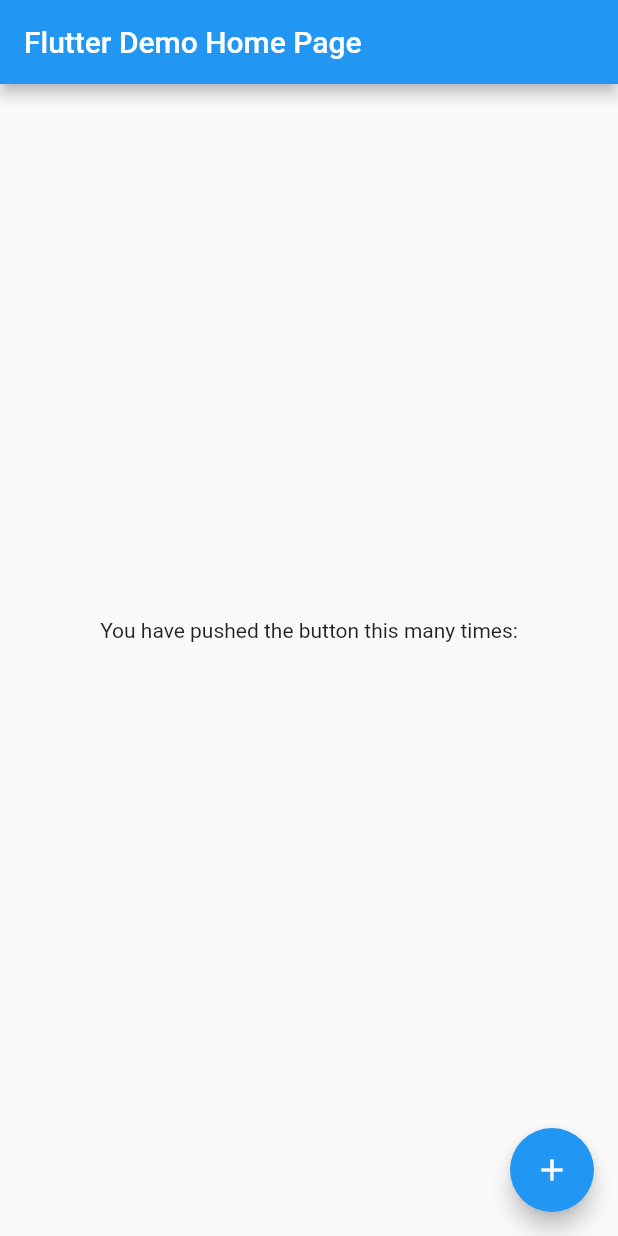
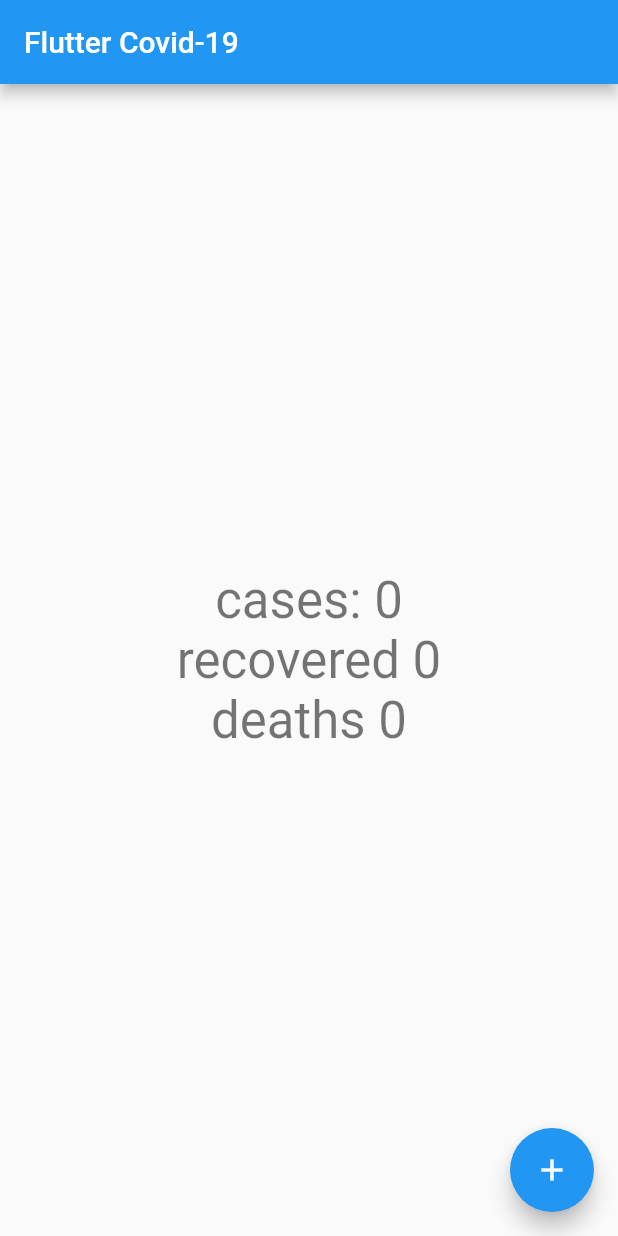
Before and after one commit to jordisabat/CovidTrackerApp, a Flutter app: the MyHomePage screen opened directly, after a tap on the "add" icon, on a phone screen of 412 x 824 dp. Run offline on Flutter 3.47's test engine with Material 2 defaults, Android fonts, the phone set to English and light mode, and no system bars; network calls fail.

Commit message:
Added queries

```diff
--- a/lib/app/services/api.dart
+++ b/lib/app/services/api.dart
@@ -1,6 +1,14 @@
 import 'package:flutter/foundation.dart';
 
 import 'api_keys.dart';
+
+enum Endpoint {
+  cases,
+  casesSuspected,
+  casesConfirmed,
+  deaths,
+  recovered,
+}
 
 class API {
   API({@required this.apiKey});
@@ -19,4 +27,22 @@ class API {
         path: 'token',
         queryParameters: {'grant_type': 'client_credentials'},
       );
+
+  Uri endpointUri(Endpoint endpoint) => Uri(
+        scheme: 'https',
+        host: host,
+        port: port,
+        path: '$basePath/${_paths[endpoint]}', //cases?country=Spain
+        // queryParameters: {
+        //   'country': 'Spain',
+        // },
+      );
+
+  static Map<Endpoint, String> _paths = {
+    Endpoint.cases: 'cases',
+    Endpoint.casesSuspected: 'cases/suspected',
+    Endpoint.casesConfirmed: 'cases/confirmed',
+    Endpoint.deaths: 'deaths',
+    Endpoint.recovered: 'recovered',
+  };
 }
--- a/lib/main.dart
+++ b/lib/main.dart
@@ -9,11 +9,11 @@ class MyApp extends StatelessWidget {
   @override
   Widget build(BuildContext context) {
     return MaterialApp(
-      title: 'Flutter Demo',
+      title: 'Covid-19 tracker',
       theme: ThemeData(
         primarySwatch: Colors.blue,
       ),
-      home: MyHomePage(title: 'Flutter Demo Home Page'),
+      home: MyHomePage(title: 'Flutter Covid-19'),
     );
   }
 }
@@ -28,13 +28,29 @@ class MyHomePage extends StatefulWidget {
 }
 
 class _MyHomePageState extends State<MyHomePage> {
-  String _accessToken = '';
+  int _cases = 0;
+  int _deaths = 0;
+  int _recovered = 0;
 
-  void _updateAccessToken() async {
+  void _getData() async {
     final apiService = APIService(API.sandbox());
     final accessToken = await apiService.getAccessToken();
+    final cases = await apiService.getEndpointData(
+      accessToken: accessToken,
+      endpoint: Endpoint.cases,
+    );
+    final deaths = await apiService.getEndpointData(
+      accessToken: accessToken,
+      endpoint: Endpoint.deaths,
+    );
+    final recovered = await apiService.getEndpointData(
+      accessToken: accessToken,
+      endpoint: Endpoint.recovered,
+    );
     setState(() {
-      _accessToken = accessToken;
+      _cases = cases;
+      _deaths = deaths;
+      _recovered = recovered;
     });
   }
 
@@ -49,17 +65,22 @@ class _MyHomePageState extends State<MyHomePage> {
           mainAxisAlignment: MainAxisAlignment.center,
           children: <Widget>[
             Text(
-              'You have pushed the button this many times:',
+              _cases != null ? 'cases: $_cases' : '-',
+              style: Theme.of(context).textTheme.display1,
             ),
             Text(
-              '$_accessToken',
+              _deaths != null ? 'recovered $_recovered' : '-',
+              style: Theme.of(context).textTheme.display1,
+            ),
+            Text(
+              _deaths != null ? 'deaths $_deaths' : '-',
               style: Theme.of(context).textTheme.display1,
             ),
           ],
         ),
       ),
       floatingActionButton: FloatingActionButton(
-        onPressed: _updateAccessToken,
+        onPressed: _getData,
         tooltip: 'Increment',
         child: Icon(Icons.add),
       ),
```
Also changed, not shown: lib/app/services/api_service.dart (+36 -0 lines).
